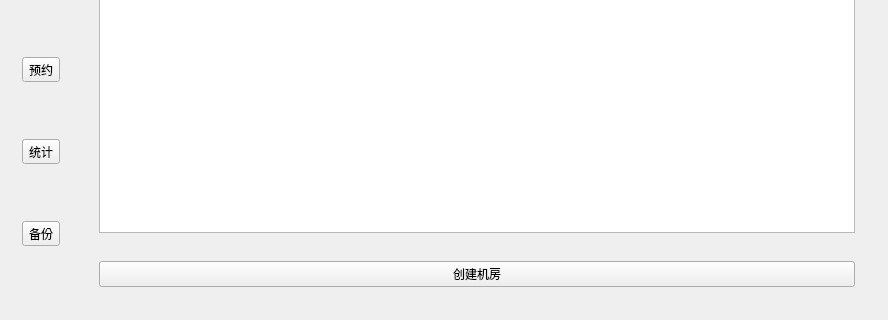
Time-Zero/ComputersManager, file ComputersManager/computers_manager.ui: the form before one commit; both pictures show x 0 to 888 and y 262 to 582 of the 888 by 582 pixel window.
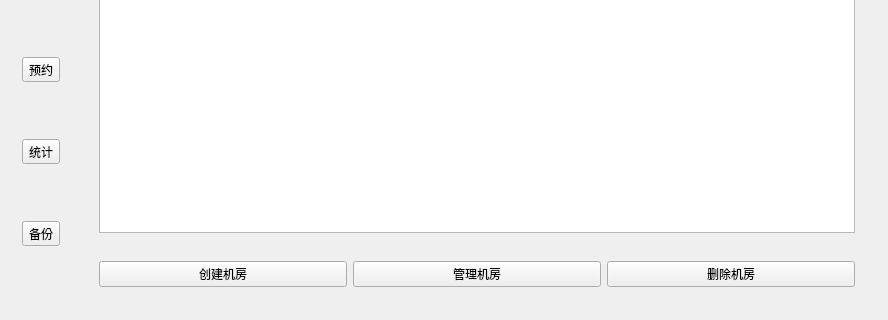
The form after the commit. The open tabs and pages were chosen to show the change. Icons and pictures are not drawn.

Commit message: 完成机房修改框架

```diff
--- a/ComputersManager/computers_manager.ui
+++ b/ComputersManager/computers_manager.ui
@@ -265,6 +265,20 @@
             </property>
            </widget>
           </item>
+          <item>
+           <widget class="QPushButton" name="pushButton_room_manager">
+            <property name="text">
+             <string>管理机房</string>
+            </property>
+           </widget>
+          </item>
+          <item>
+           <widget class="QPushButton" name="pushButton_delete_room">
+            <property name="text">
+             <string>删除机房</string>
+            </property>
+           </widget>
+          </item>
          </layout>
         </widget>
        </item>
```
The commit also changes 9 other files.
